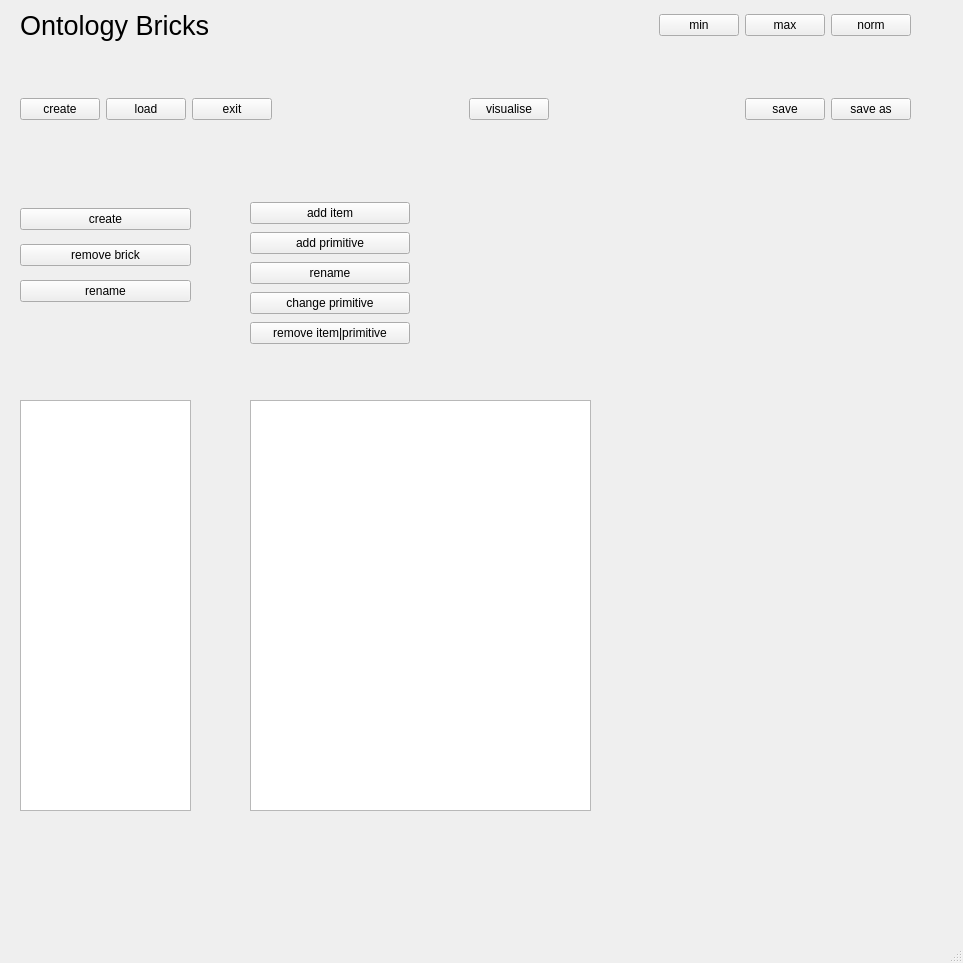
The window that src/BricksSchemata_gui.ui (heinz-preisig/PeriConto_generic) describes before a commit, drawn with Qt 5.
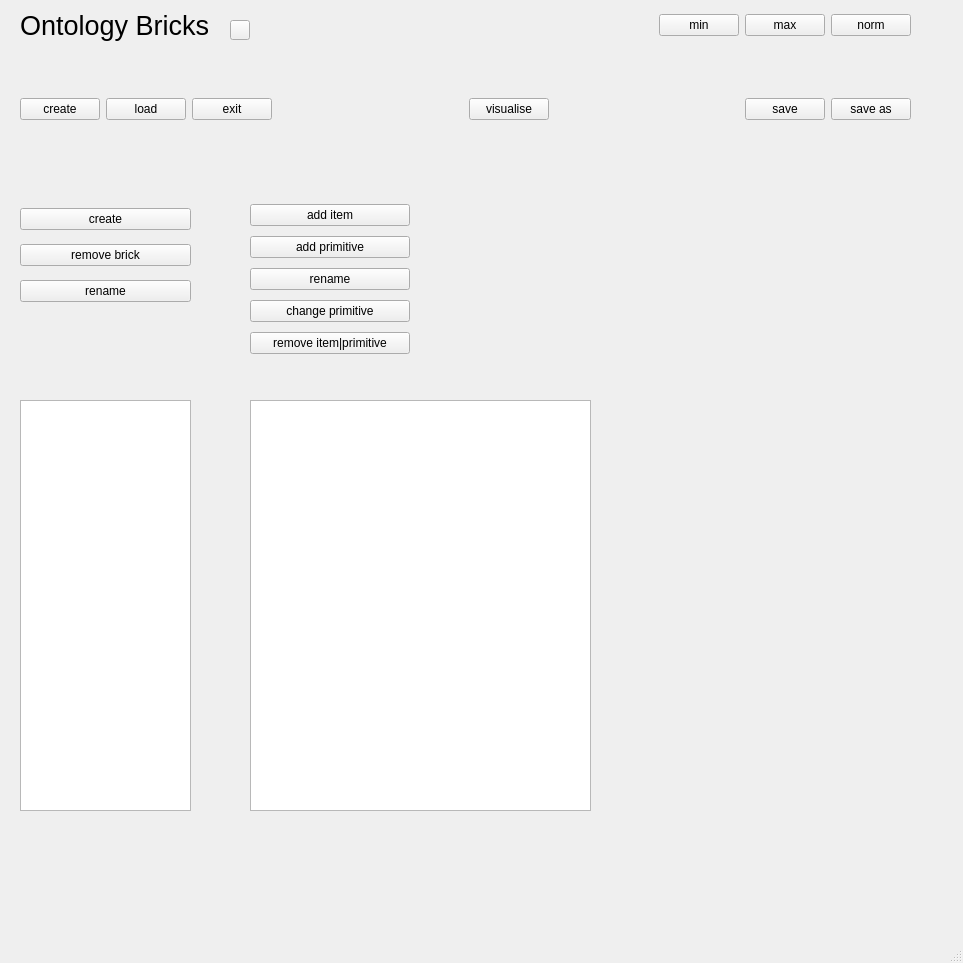
The same window after the commit.

Commit message: [Brick & tree] * adding an LED indicating the status

Diff of the .ui file:
```diff
--- a/src/BricksSchemata_gui.ui
+++ b/src/BricksSchemata_gui.ui
@@ -192,7 +192,7 @@
       <x>250</x>
       <y>200</y>
       <width>160</width>
-      <height>151</height>
+      <height>161</height>
      </rect>
     </property>
     <layout class="QVBoxLayout" name="verticalLayout">
@@ -276,6 +276,25 @@
      </rect>
     </property>
    </widget>
+   <widget class="QPushButton" name="LED">
+    <property name="geometry">
+     <rect>
+      <x>230</x>
+      <y>20</y>
+      <width>20</width>
+      <height>20</height>
+     </rect>
+    </property>
+    <property name="sizePolicy">
+     <sizepolicy hsizetype="Fixed" vsizetype="Fixed">
+      <horstretch>20</horstretch>
+      <verstretch>20</verstretch>
+     </sizepolicy>
+    </property>
+    <property name="text">
+     <string/>
+    </property>
+   </widget>
   </widget>
   <widget class="QStatusBar" name="statusbar"/>
  </widget>
```
The commit also changes 9 other files.
